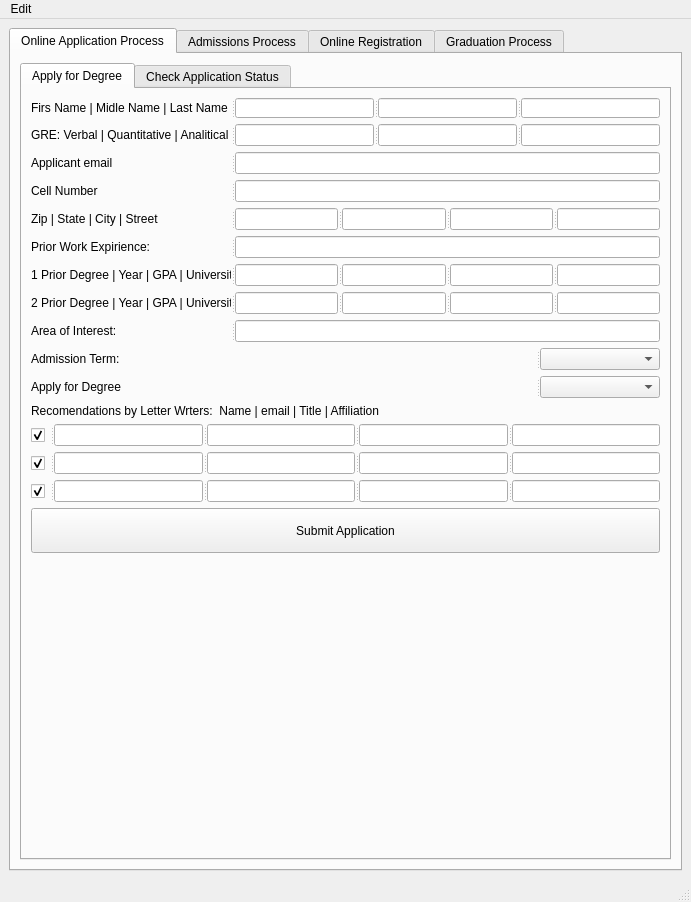
Qt form starrs/ui/ui_main.ui (kiryha/CIS556) before a commit.
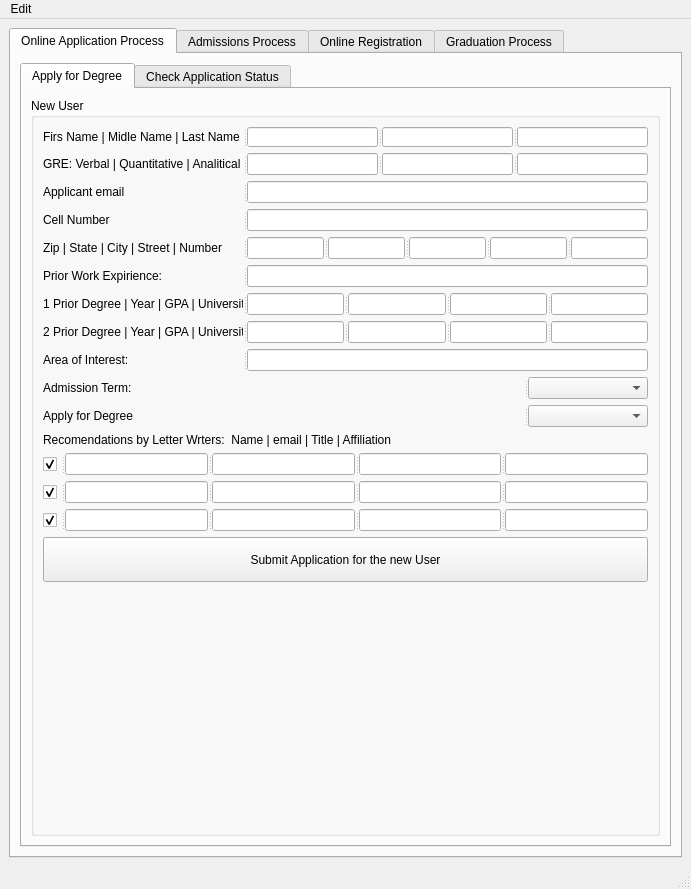
The same form after that commit.

Commit message: Add Role table

Diff of the .ui file:
```diff
--- a/starrs/ui/ui_main.ui
+++ b/starrs/ui/ui_main.ui
@@ -7,7 +7,7 @@
     <x>0</x>
     <y>0</y>
     <width>691</width>
-    <height>902</height>
+    <height>889</height>
    </rect>
   </property>
   <property name="windowTitle">
@@ -36,6 +36,12 @@
            </attribute>
            <layout class="QVBoxLayout" name="verticalLayout_3">
             <item>
+             <widget class="QGroupBox" name="groupBox_7">
+              <property name="title">
+               <string>New User</string>
+              </property>
+              <layout class="QVBoxLayout" name="verticalLayout_14">
+               <item>
              <widget class="QSplitter" name="splitter">
               <property name="orientation">
                <enum>Qt::Horizontal</enum>
@@ -179,13 +185,14 @@
                 </size>
                </property>
                <property name="text">
-                <string>Zip | State | City | Street</string>
+                   <string>Zip | State | City | Street | Number</string>
                </property>
               </widget>
               <widget class="QLineEdit" name="linAddressZip"/>
               <widget class="QLineEdit" name="linAddressState"/>
               <widget class="QLineEdit" name="linAddressCity"/>
               <widget class="QLineEdit" name="linAddressStreet"/>
+                 <widget class="QLineEdit" name="linAddressNumber"/>
              </widget>
             </item>
             <item>
@@ -407,7 +414,7 @@
                </size>
               </property>
               <property name="text">
-               <string>Submit Application</string>
+                  <string>Submit Application for the new User</string>
               </property>
              </widget>
             </item>
@@ -423,6 +430,9 @@
                </size>
               </property>
              </spacer>
+               </item>
+              </layout>
+             </widget>
             </item>
            </layout>
           </widget>
```
Lines whose indentation alone changed are shown as unchanged. The commit also changes 2 other files.
